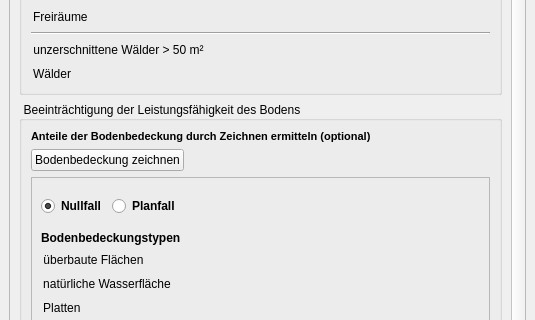
Above: projektchecktools/ui/ProjektCheck_dockwidget_analysis_04-Oeko.ui from projektcheck/ProjektCheck-QGIS before the change; both pictures show x 0 to 535 and y 201 to 521 of the 535 by 877 pixel window. Below: the same form after it.
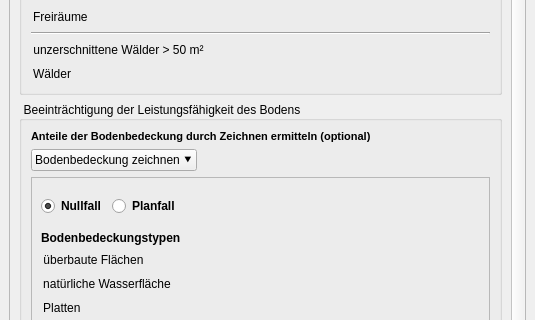
That is the form after the change. Icons and pictures are not drawn. Custom widgets are drawn as their Qt base class.

```diff
--- a/projektchecktools/ui/ProjektCheck_dockwidget_analysis_04-Oeko.ui
+++ b/projektchecktools/ui/ProjektCheck_dockwidget_analysis_04-Oeko.ui
@@ -81,8 +81,8 @@
         <rect>
          <x>0</x>
          <y>0</y>
-         <width>515</width>
-         <height>779</height>
+         <width>508</width>
+         <height>1049</height>
         </rect>
        </property>
        <layout class="QVBoxLayout" name="verticalLayout_7">
@@ -399,7 +399,7 @@
                 </sizepolicy>
                </property>
                <property name="text">
-                <string>Bodenbedeckung zeichnen</string>
+                <string>Bodenbedeckung zeichnen ⯆</string>
                </property>
                <property name="icon">
                 <iconset>
```
Left out of the diff: 6 changed lines with no effect on the pictures.
